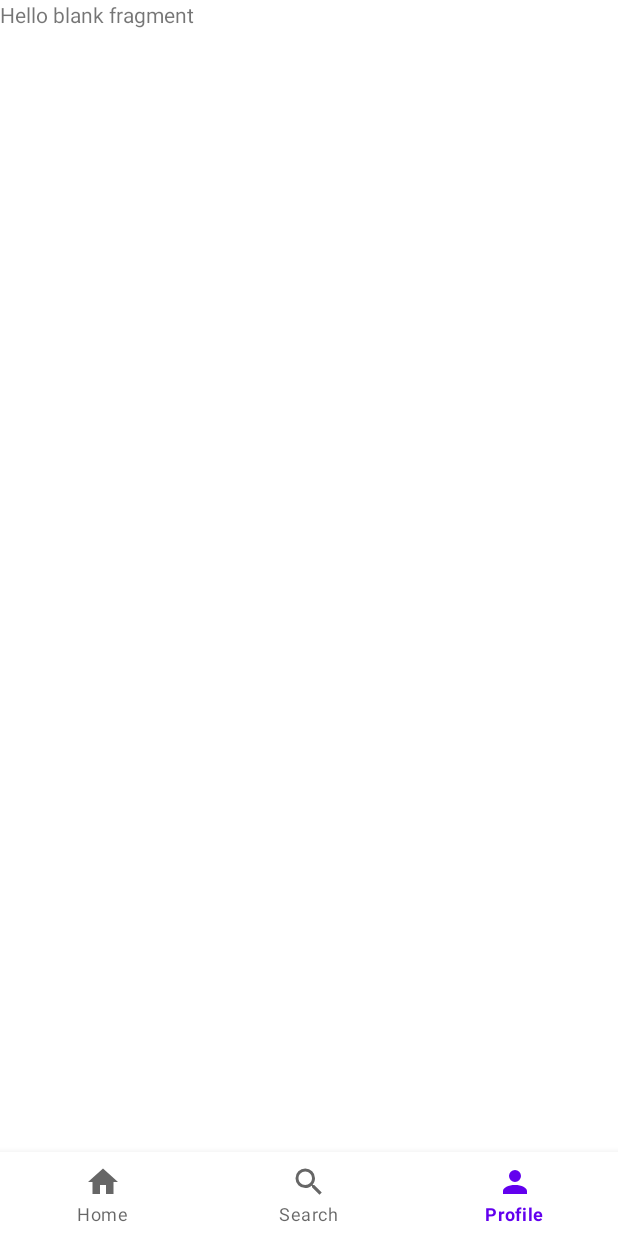
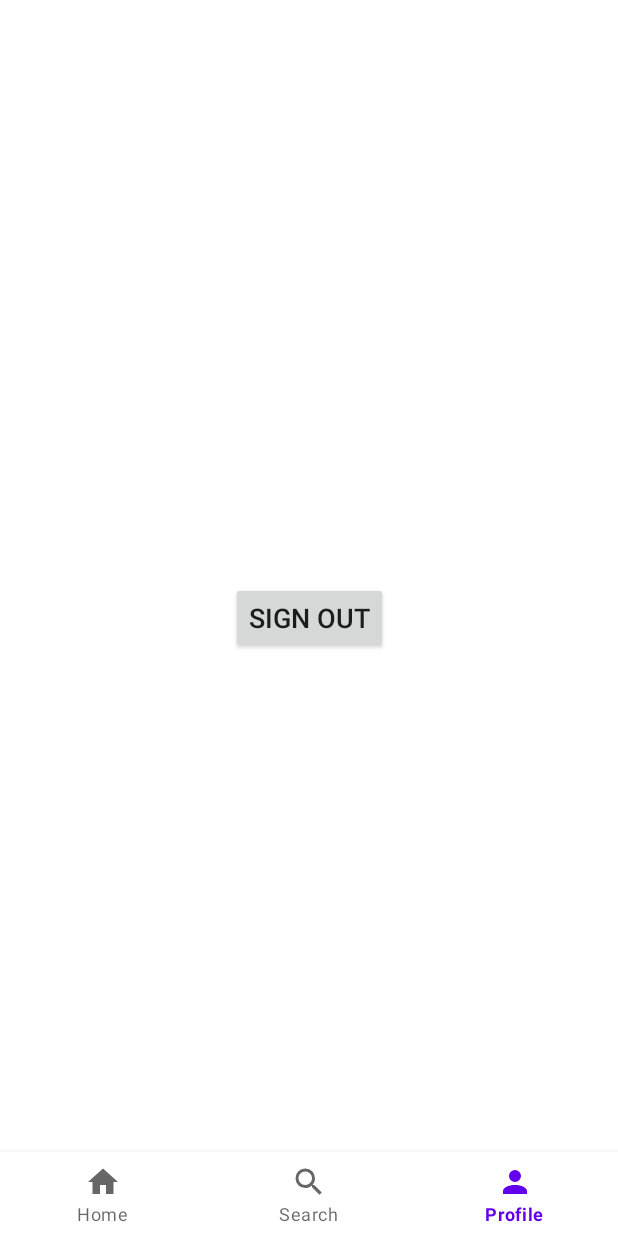
Before and after one commit to amartyadav/safeetoeatuk, an Android app: the ProfileFragment screen opened through its navigation route, on a phone screen of 412 x 824 dp. Run offline under Robolectric (Android 15) with nearby library versions, the phone set to English and light mode, and no system bars; our stand-ins replace navigation-ui.

Commit message:
Added SignOut button in ProfileFragment without listener.

```diff
--- a/app/src/main/res/layout/fragment_profile.xml
+++ b/app/src/main/res/layout/fragment_profile.xml
@@ -1,14 +1,19 @@
 <?xml version="1.0" encoding="utf-8"?>
-<FrameLayout xmlns:android="http://schemas.android.com/apk/res/android"
-    xmlns:tools="http://schemas.android.com/tools"
+<androidx.constraintlayout.widget.ConstraintLayout xmlns:android="http://schemas.android.com/apk/res/android"
     android:layout_width="match_parent"
     android:layout_height="match_parent"
-    tools:context=".ProfileFragment">
+    xmlns:app="http://schemas.android.com/apk/res-auto">
 
-    <!-- TODO: Update blank fragment layout -->
-    <TextView
-        android:layout_width="match_parent"
-        android:layout_height="match_parent"
-        android:text="@string/hello_blank_fragment" />
+    <Button
+        android:id="@+id/signOutButton"
+        android:layout_width="wrap_content"
+        android:layout_height="wrap_content"
+        android:text="@string/signOutButton"
+        android:textSize="18sp"
+        app:layout_constraintBottom_toBottomOf="parent"
+        app:layout_constraintEnd_toEndOf="parent"
+        app:layout_constraintStart_toStartOf="parent"
+        app:layout_constraintTop_toTopOf="parent" />
 
-</FrameLayout>
+
+</androidx.constraintlayout.widget.ConstraintLayout>
```
Also changed, not shown: app/src/main/res/layout/activity_main.xml (+0 -13 lines).
